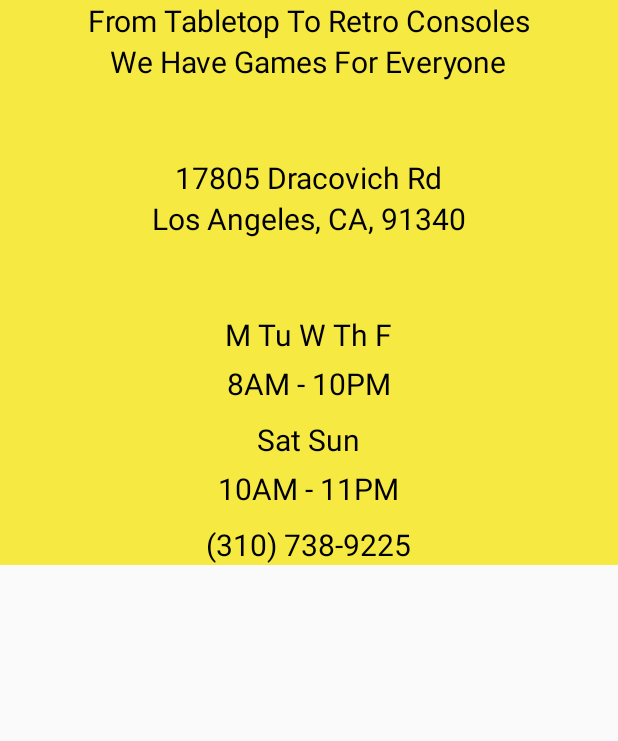
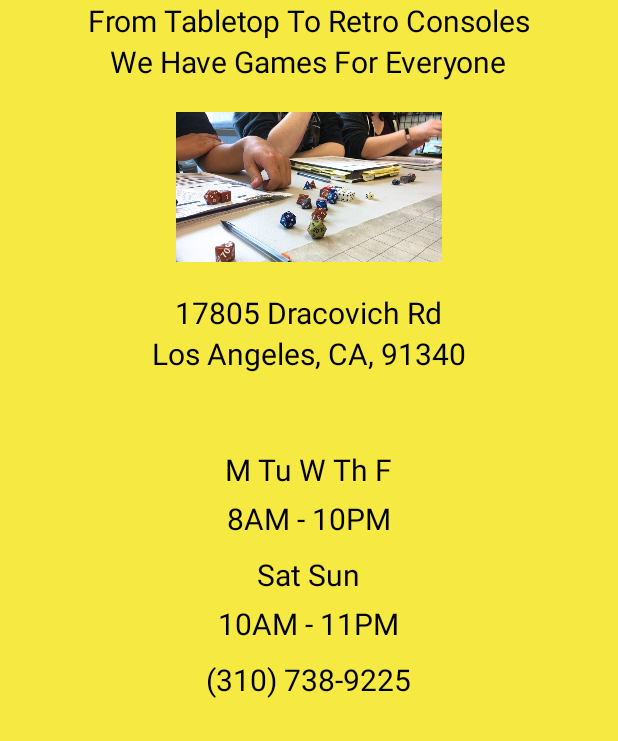
Before and after one commit to NairArjunWD/TwentyGames, an Android app: the screen it shows after launch (MainActivity), on a phone screen of 412 x 824 dp, the part 495-1236 px from its top. Run offline under Robolectric (Android 15) with nearby library versions, the phone set to English and light mode, and no system bars.

Commit message:
Add new image for senter

```diff
--- a/app/src/main/res/layout/activity_main.xml
+++ b/app/src/main/res/layout/activity_main.xml
@@ -1,12 +1,13 @@
 <?xml version="1.0" encoding="utf-8"?>
 <ScrollView xmlns:android="http://schemas.android.com/apk/res/android"
     android:layout_width="match_parent"
-    android:layout_height="match_parent">
+    android:layout_height="match_parent"
+    android:background="#f5e942">
+
     <RelativeLayout xmlns:android="http://schemas.android.com/apk/res/android"
         xmlns:tools="http://schemas.android.com/tools"
         android:layout_width="match_parent"
         android:layout_height="match_parent"
-        android:background="#f5e942"
         tools:context=".MainActivity">
 
         <ImageView
@@ -48,13 +49,23 @@
             android:layout_weight="1"
             android:textSize="20dp"/>
 
+        <ImageView
+            android:id="@+id/tabletop"
+            android:src="@drawable/tabletop"
+            android:layout_width="200dp"
+            android:layout_height="100dp"
+            android:layout_marginTop="20dp"
+            android:layout_weight="1"
+            android:layout_below="@id/tag2"
+            android:layout_centerHorizontal="true"/>
+
         <TextView android:text="17805 Dracovich Rd"
             android:id="@+id/street"
             android:layout_width="wrap_content"
             android:layout_height="wrap_content"
-            android:layout_below="@id/tag2"
+            android:layout_below="@id/tabletop"
             android:layout_centerHorizontal="true"
-            android:layout_marginTop="50dp"
+            android:layout_marginTop="20dp"
             android:textColor="#000"
             android:layout_weight="1"
             android:textSize="20dp"/>
@@ -120,6 +131,7 @@
             android:layout_below="@id/time2"
             android:layout_centerHorizontal="true"
             android:layout_marginTop="10dp"
+            android:layout_marginBottom="20dp"
             android:textColor="#000"
             android:layout_weight="1"
             android:textSize="20dp"/>
```
Also changed, not shown: app/src/main/res/drawable/tabletop.jpg (added).
